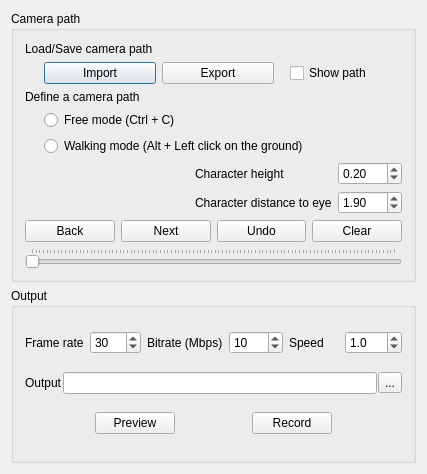
Old version of the form applications/Mapple/dialogs/dialog_walk_through.ui in the repository LiangliangNan/Easy3D.
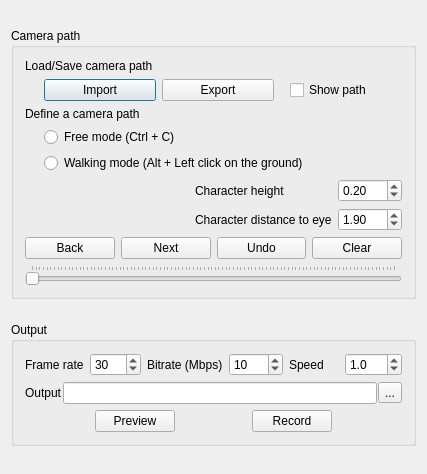
New version of the form.

```diff
--- a/applications/Mapple/dialogs/dialog_walk_through.ui
+++ b/applications/Mapple/dialogs/dialog_walk_through.ui
@@ -11,11 +11,17 @@
    </rect>
   </property>
   <property name="sizePolicy">
-   <sizepolicy hsizetype="Fixed" vsizetype="Fixed">
+   <sizepolicy hsizetype="Preferred" vsizetype="Fixed">
     <horstretch>0</horstretch>
     <verstretch>0</verstretch>
    </sizepolicy>
   </property>
+  <property name="maximumSize">
+   <size>
+    <width>16777215</width>
+    <height>474</height>
+   </size>
+  </property>
   <property name="contextMenuPolicy">
    <enum>Qt::DefaultContextMenu</enum>
   </property>
@@ -26,7 +32,7 @@
    <item>
     <widget class="QGroupBox" name="groupBox">
      <property name="sizePolicy">
-      <sizepolicy hsizetype="Preferred" vsizetype="Expanding">
+      <sizepolicy hsizetype="Preferred" vsizetype="Fixed">
        <horstretch>0</horstretch>
        <verstretch>0</verstretch>
       </sizepolicy>
@@ -271,7 +277,7 @@
    <item>
     <widget class="QGroupBox" name="videoOutputGroupBox">
      <property name="sizePolicy">
-      <sizepolicy hsizetype="Preferred" vsizetype="Expanding">
+      <sizepolicy hsizetype="Preferred" vsizetype="Fixed">
        <horstretch>0</horstretch>
        <verstretch>0</verstretch>
       </sizepolicy>
```
